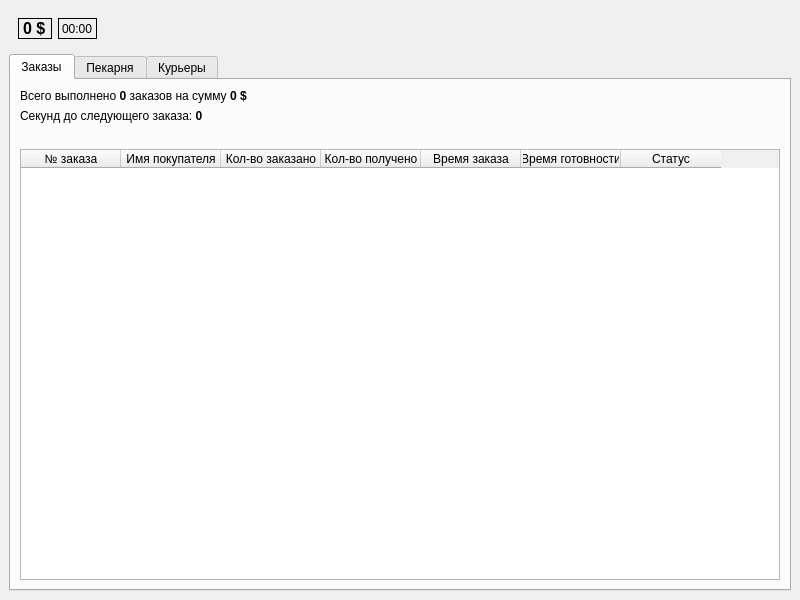
The window that sem5/backery/form.ui (faurkonig/i-love-karpov) describes before a commit, drawn with Qt 5.
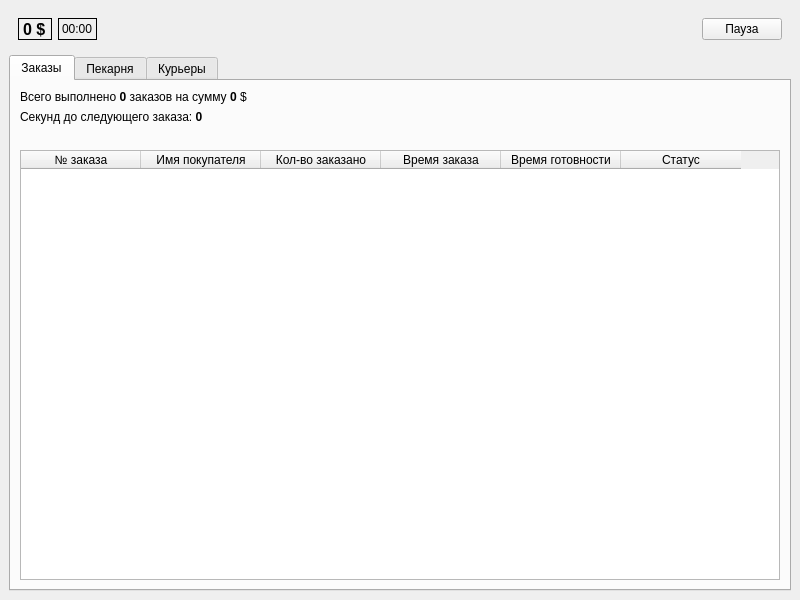
The same window after the commit.

Diff of the .ui file:
```diff
--- a/sem5/backery/form.ui
+++ b/sem5/backery/form.ui
@@ -23,6 +23,7 @@
          <property name="font">
           <font>
            <pointsize>12</pointsize>
+           <weight>75</weight>
            <bold>true</bold>
           </font>
          </property>
@@ -41,6 +42,7 @@
         <widget class="QLabel" name="timeLabel">
          <property name="font">
           <font>
+           <weight>50</weight>
            <bold>false</bold>
           </font>
          </property>
@@ -68,6 +70,16 @@
          </property>
         </spacer>
        </item>
+       <item>
+        <widget class="QPushButton" name="pauseButton">
+         <property name="text">
+          <string>Пауза</string>
+         </property>
+         <property name="checkable">
+          <bool>true</bool>
+         </property>
+        </widget>
+       </item>
       </layout>
      </widget>
     </item>
@@ -84,7 +96,7 @@
         <item>
          <widget class="QLabel" name="orderStatsLabel">
           <property name="text">
-           <string>Всего выполнено &lt;b&gt;0&lt;/b&gt; заказов на сумму &lt;b&gt;0 $&lt;/b&gt;</string>
+           <string>Всего выполнено &lt;b&gt;0&lt;/b&gt; заказов на сумму &lt;b&gt;0&lt;/b&gt; $</string>
           </property>
          </widget>
         </item>
@@ -113,6 +125,15 @@
         </item>
         <item>
          <widget class="QTableWidget" name="ordersTable">
+          <attribute name="horizontalHeaderCascadingSectionResizes">
+           <bool>true</bool>
+          </attribute>
+          <attribute name="horizontalHeaderMinimumSectionSize">
+           <number>100</number>
+          </attribute>
+          <attribute name="horizontalHeaderDefaultSectionSize">
+           <number>120</number>
+          </attribute>
           <column>
            <property name="text">
             <string>№ заказа</string>
@@ -128,11 +149,6 @@
             <string>Кол-во заказано</string>
            </property>
           </column>
-          <column>
-           <property name="text">
-            <string>Кол-во получено</string>
-           </property>
-          </column>
           <column>
            <property name="text">
             <string>Время заказа</string>
```
Left out of the diff: 40 changed lines with no effect on the pictures.
